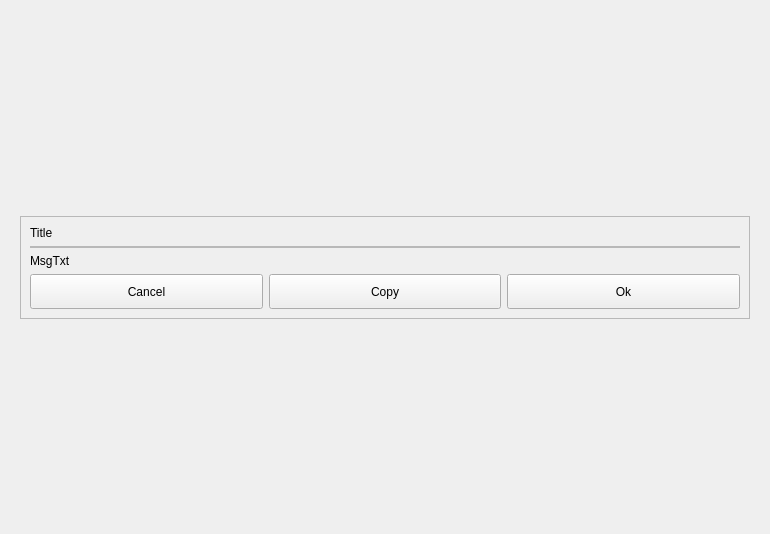
Before: the Qt Designer form src/ShowMessage.ui in ic005k/Knot-Legacy, drawn with Qt 5.
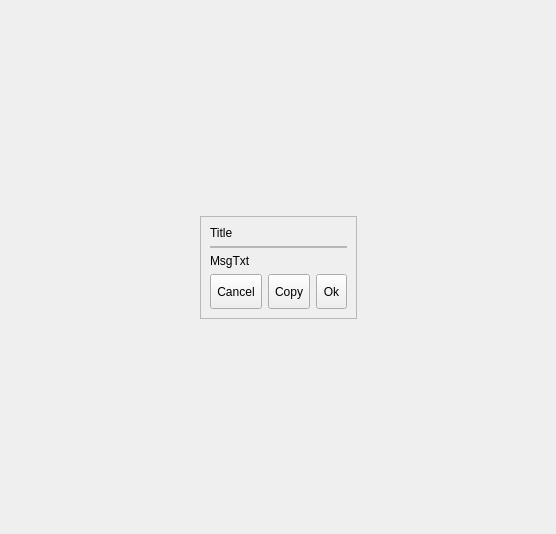
After: the same form once the commit is applied.

```diff
--- a/src/ShowMessage.ui
+++ b/src/ShowMessage.ui
@@ -6,31 +6,31 @@
    <rect>
     <x>0</x>
     <y>0</y>
-    <width>770</width>
+    <width>556</width>
     <height>534</height>
    </rect>
   </property>
   <property name="windowTitle">
    <string>Dialog</string>
   </property>
-  <layout class="QGridLayout" name="gridLayout">
+  <layout class="QGridLayout" name="gridLayout_2">
    <item row="0" column="0">
     <widget class="QWidget" name="widget" native="true">
-     <layout class="QVBoxLayout" name="verticalLayout_2">
-      <item>
-       <spacer name="verticalSpacer_2">
+     <layout class="QGridLayout" name="gridLayout">
+      <item row="1" column="2">
+       <spacer name="horizontalSpacer_2">
         <property name="orientation">
-         <enum>Qt::Vertical</enum>
+         <enum>Qt::Horizontal</enum>
         </property>
         <property name="sizeHint" stdset="0">
          <size>
-          <width>20</width>
-          <height>40</height>
+          <width>40</width>
+          <height>20</height>
          </size>
         </property>
        </spacer>
       </item>
-      <item>
+      <item row="1" column="1">
        <widget class="QFrame" name="frame">
         <property name="sizePolicy">
          <sizepolicy hsizetype="Preferred" vsizetype="Preferred">
@@ -157,7 +157,7 @@
         </layout>
        </widget>
       </item>
-      <item>
+      <item row="2" column="1">
        <spacer name="verticalSpacer">
         <property name="orientation">
          <enum>Qt::Vertical</enum>
@@ -170,6 +170,32 @@
         </property>
        </spacer>
       </item>
+      <item row="1" column="0">
+       <spacer name="horizontalSpacer">
+        <property name="orientation">
+         <enum>Qt::Horizontal</enum>
+        </property>
+        <property name="sizeHint" stdset="0">
+         <size>
+          <width>40</width>
+          <height>20</height>
+         </size>
+        </property>
+       </spacer>
+      </item>
+      <item row="0" column="1">
+       <spacer name="verticalSpacer_2">
+        <property name="orientation">
+         <enum>Qt::Vertical</enum>
+        </property>
+        <property name="sizeHint" stdset="0">
+         <size>
+          <width>20</width>
+          <height>40</height>
+         </size>
+        </property>
+       </spacer>
+      </item>
      </layout>
     </widget>
    </item>
```
